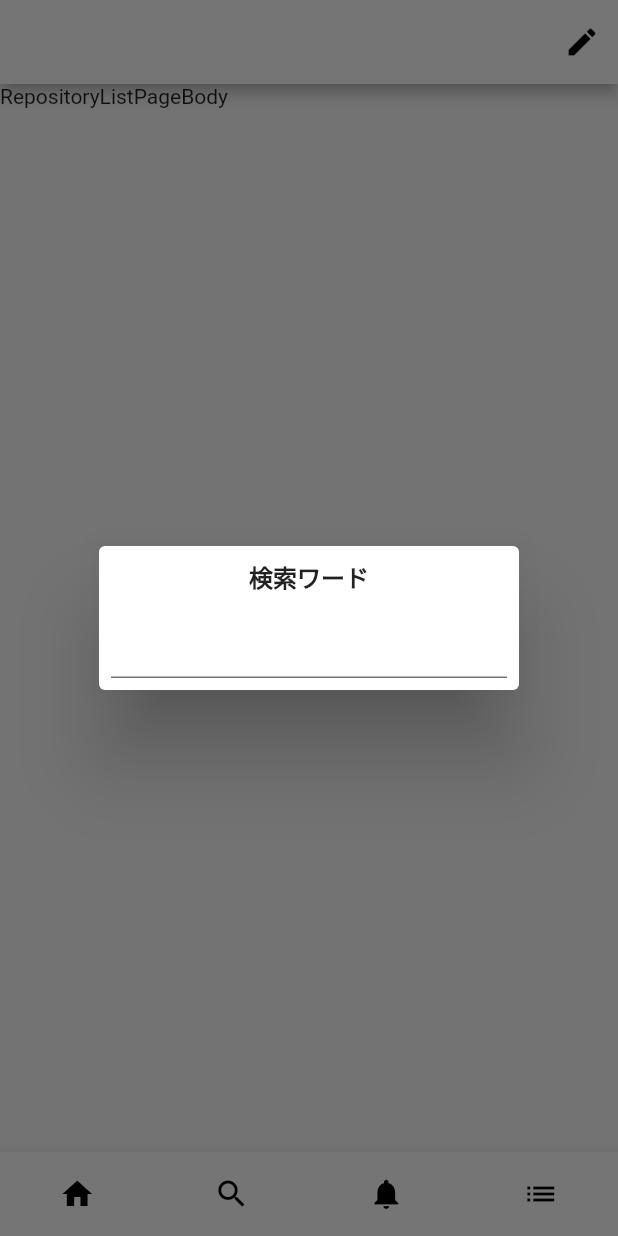
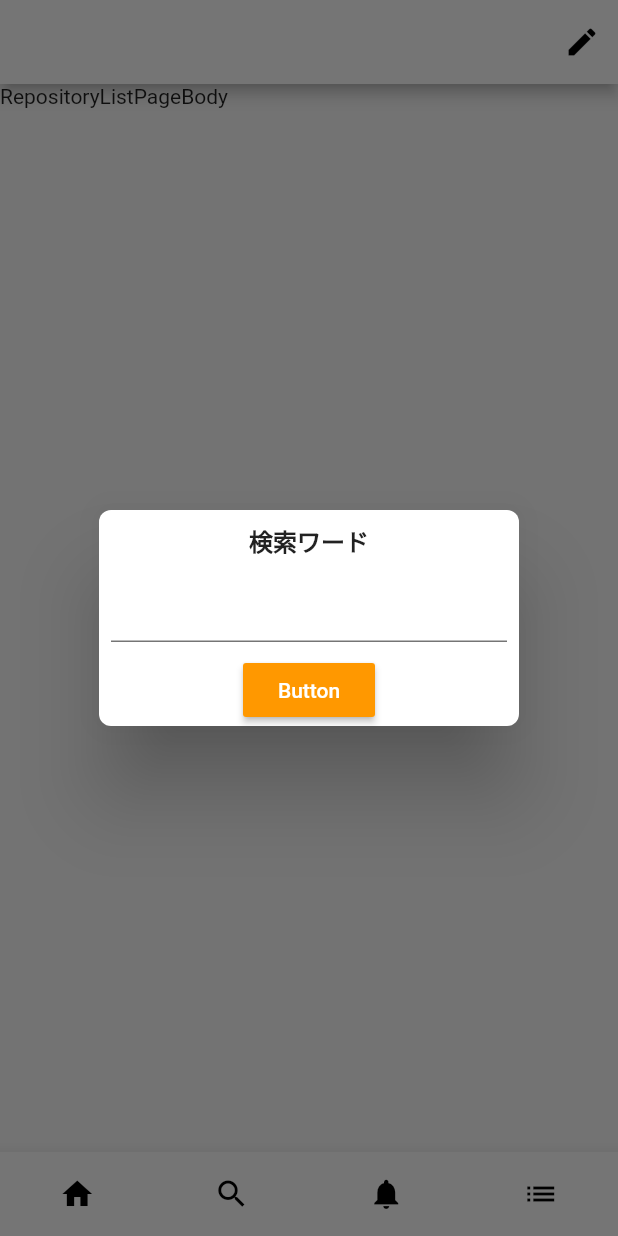
Before and after one commit to YojiroMotoba/flutter_architecture_sample, a Flutter app: the screen it shows after launch, after a tap on the "create" icon, on a phone screen of 412 x 824 dp. Run offline on Flutter 3.47's test engine with Material 2 defaults, Android fonts, the phone set to English and light mode, and no system bars.

Commit message:
・ダイアログの細かい修正

```diff
--- a/lib/constant/const_size.dart
+++ b/lib/constant/const_size.dart
@@ -8,4 +8,7 @@ class ConstSizes {
   static const double marginM = 8;
   static const double marginL = 16;
   static const double marginXL = 32;
+
+  // radius
+  static const double dialogRadius = 8;
 }
--- a/lib/ui/main_tab_page.dart
+++ b/lib/ui/main_tab_page.dart
@@ -3,11 +3,10 @@ import 'package:flutter/material.dart';
 import 'package:flutterarchitecturesample/constant/const_colors.dart';
 import 'package:flutterarchitecturesample/constant/const_icon.dart';
 import 'package:flutterarchitecturesample/constant/const_size.dart';
-import 'package:flutterarchitecturesample/ext/sized_box_ext.dart';
-import 'package:flutterarchitecturesample/ext/text_field_ext.dart';
 import 'package:flutterarchitecturesample/model/home_page_model.dart';
 import 'package:flutterarchitecturesample/ui/home_page.dart';
 import 'package:flutterarchitecturesample/ui/repository_list_page.dart';
+import 'package:flutterarchitecturesample/ui/search_word_dialog.dart';
 import 'package:provider/provider.dart';
 
 class MainTabPage extends StatefulWidget {
@@ -66,7 +65,7 @@ class _MainTabPageState extends State<MainTabPage> {
       actions: <Widget>[
         IconButton(
           icon: ConstIcons.create,
-          onPressed: () => _showSearchTextDialog(context),
+          onPressed: () => showSearchTextDialog(context),
         ),
       ],
     );
@@ -113,45 +112,4 @@ class _MainTabPageState extends State<MainTabPage> {
     );
   }
 
-  void _showSearchTextDialog(BuildContext context) {
-    const dialogTitleText = Text(
-      '検索ワード',
-      style: TextStyle(
-        fontWeight: FontWeight.bold,
-      ),
-    );
-
-    var searchWordTextField = TextField(
-      maxLines: 1,
-      textAlignVertical: TextAlignVertical.center,
-      decoration: InputDecoration(
-        enabledBorder: TextFieldExt.enabledUnderlineInputBorder,
-        focusedBorder: TextFieldExt.focusedUnderlineInputBorder,
-        contentPadding: EdgeInsets.all(0.0),
-      ),
-    );
-
-    showDialog<void>(
-      context: context,
-      builder: (context) {
-        return SimpleDialog(
-          contentPadding: const EdgeInsets.all(
-            0.0,
-          ),
-          children: <Widget>[
-            Column(children: [
-              SizedBoxExt.heightMarginM,
-              dialogTitleText,
-              Padding(
-                padding: EdgeInsets.all(
-                  ConstSizes.marginM,
-                ),
-                child: searchWordTextField,
-              ),
-            ]),
-          ],
-        );
-      },
-    );
-  }
 }
--- /dev/null
+++ b/lib/ui/search_word_dialog.dart
@@ -0,0 +1,61 @@
+import 'package:flutter/material.dart';
+import 'package:flutterarchitecturesample/constant/const_size.dart';
+import 'package:flutterarchitecturesample/ext/sized_box_ext.dart';
+import 'package:flutterarchitecturesample/ext/text_field_ext.dart';
+
+const _dialogTitleText = Text(
+  '検索ワード',
+  style: TextStyle(
+    fontWeight: FontWeight.bold,
+  ),
+);
+
+var _searchWordTextField = TextField(
+  maxLines: 1,
+  textAlignVertical: TextAlignVertical.center,
+  decoration: InputDecoration(
+    enabledBorder: TextFieldExt.enabledUnderlineInputBorder,
+    focusedBorder: TextFieldExt.focusedUnderlineInputBorder,
+    contentPadding: EdgeInsets.all(0.0),
+  ),
+);
+
+const _dialogRoundedRectangleBorder = RoundedRectangleBorder(
+  borderRadius: BorderRadius.all(
+    Radius.circular(ConstSizes.dialogRadius),
+  ),
+);
+
+var _searchButton = RaisedButton(
+  child: Text('Button'),
+  color: Colors.orange,
+  textColor: Colors.white,
+  onPressed: () {},
+);
+
+void showSearchTextDialog(BuildContext context) {
+  showDialog<void>(
+    context: context,
+    builder: (context) {
+      return SimpleDialog(
+        shape: _dialogRoundedRectangleBorder,
+        contentPadding: EdgeInsets.all(
+          0.0,
+        ),
+        children: <Widget>[
+          Column(children: [
+            SizedBoxExt.heightMarginM,
+            _dialogTitleText,
+            Padding(
+              padding: EdgeInsets.all(
+                ConstSizes.marginM,
+              ),
+              child: _searchWordTextField,
+            ),
+            _searchButton,
+          ]),
+        ],
+      );
+    },
+  );
+}
```
